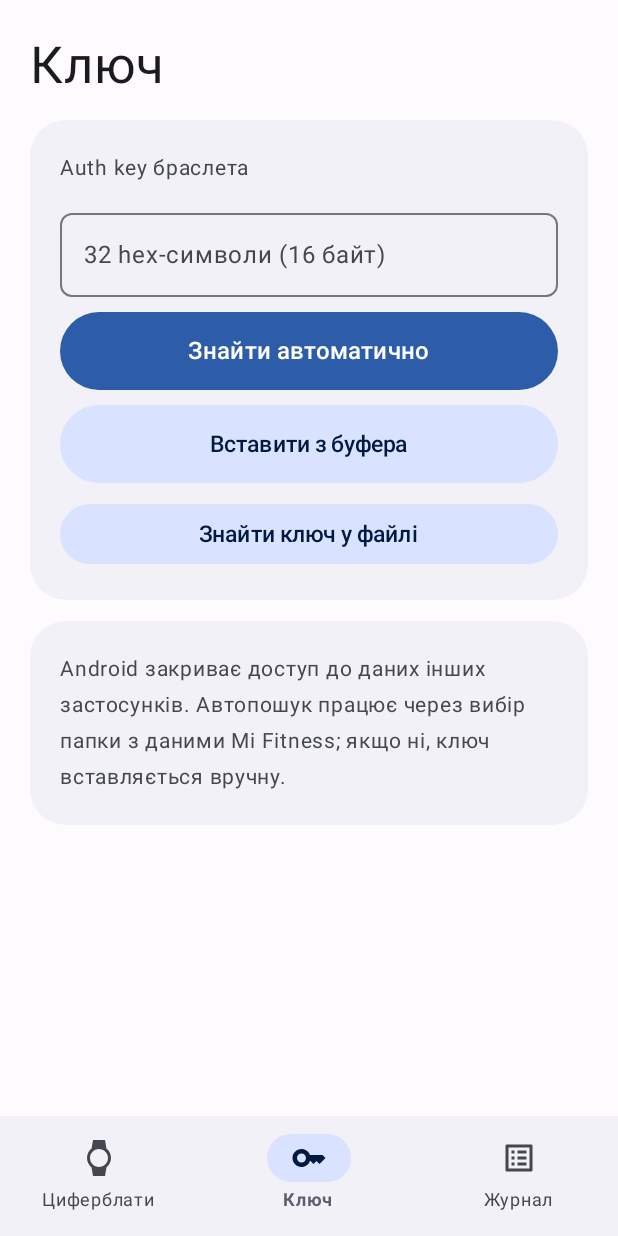
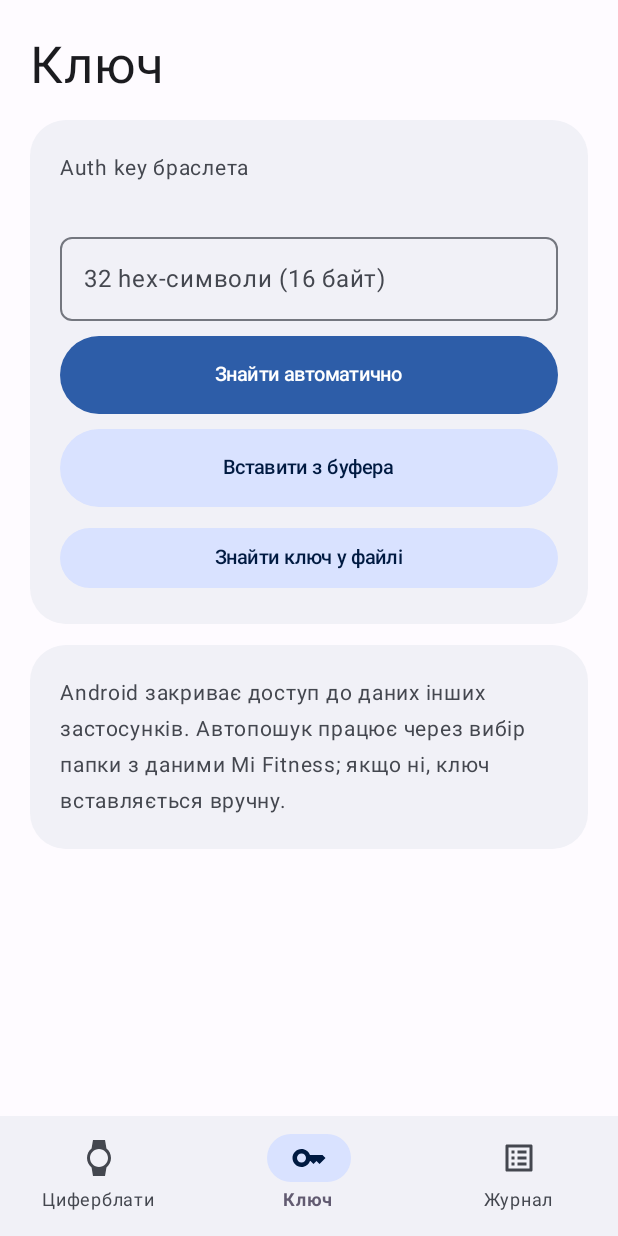
Before and after one commit to hunt2121/iosmiface, an Android app built with Jetpack Compose: the screen it shows after launch (MainActivity), item 2 of the bottom bar chosen, on a phone screen of 412 x 824 dp. Run offline under Robolectric (Android 15) with nearby library versions, the phone set to English and light mode, and no system bars.

Commit message:
Android: відступи підписів, шрифти кнопок, назва браслета в один рядок
Co-Authored-By: Claude Sonnet 5.5 <noreply@anthropic.com>
Claude-Session: https://claude.ai/code/session_01WysSwiNnPXkBgFifEqasra

```diff
--- a/android/app/src/main/kotlin/com/bandface/app/MainActivity.kt
+++ b/android/app/src/main/kotlin/com/bandface/app/MainActivity.kt
@@ -14,6 +14,7 @@ import androidx.compose.foundation.background
 import androidx.compose.foundation.border
 import androidx.compose.foundation.isSystemInDarkTheme
 import androidx.compose.foundation.layout.Arrangement
+import androidx.compose.foundation.layout.PaddingValues
 import androidx.compose.foundation.layout.Box
 import androidx.compose.foundation.layout.Column
 import androidx.compose.foundation.layout.Row
@@ -37,6 +38,9 @@ import androidx.compose.material.icons.filled.ListAlt
 import androidx.compose.material.icons.filled.Watch
 import androidx.compose.material3.Icon
 import androidx.compose.material3.Button
+import androidx.compose.material3.LocalMinimumInteractiveComponentSize
+import androidx.compose.runtime.CompositionLocalProvider
+import androidx.compose.ui.unit.Dp
 import androidx.compose.material3.ButtonDefaults
 import androidx.compose.material3.ColorScheme
 import androidx.compose.material3.FilledTonalButton
@@ -158,17 +162,17 @@ private fun SectionCard(title: String, content: @Composable () -> Unit) {
 @Composable
 private fun Tonal(text: String, enabled: Boolean = true, color: Color? = null, modifier: Modifier = Modifier, onClick: () -> Unit) {
     FilledTonalButton(
-        onClick, modifier, enabled = enabled,
+        onClick, modifier, enabled = enabled, contentPadding = PaddingValues(horizontal = 12.dp, vertical = 8.dp),
         colors = ButtonDefaults.filledTonalButtonColors(
             containerColor = MaterialTheme.colorScheme.secondaryContainer,
             contentColor = color ?: MaterialTheme.colorScheme.onSecondaryContainer,
         ),
-    ) { Text(text, fontWeight = FontWeight.Medium, fontSize = 15.sp) }
+    ) { Text(text, fontWeight = FontWeight.Medium, fontSize = 13.sp, maxLines = 1) }
 }
 
 @Composable
 private fun Primary(text: String, enabled: Boolean = true, modifier: Modifier = Modifier, onClick: () -> Unit) {
-    Button(onClick, modifier.height(48.dp), enabled = enabled) { Text(text, fontWeight = FontWeight.Medium, fontSize = 16.sp) }
+    Button(onClick, modifier.height(48.dp), enabled = enabled, contentPadding = PaddingValues(horizontal = 12.dp)) { Text(text, fontWeight = FontWeight.Medium, fontSize = 13.sp, maxLines = 1) }
 }
 
 @Composable
@@ -189,7 +193,7 @@ fun FacesTab(vm: MainViewModel) {
             if (name != null) {
                 Row(verticalAlignment = Alignment.CenterVertically) {
                     Column(Modifier.weight(1f)) {
-                        Text(name, fontSize = 20.sp)
+                        Text(name, fontSize = 17.sp, maxLines = 1)
                         Row(verticalAlignment = Alignment.CenterVertically) {
                             Box(Modifier.size(9.dp).clip(CircleShape).background(Green))
                             Text("  " + stringResource(R.string.connected, "").trimEnd(' ', ':').trim(), color = Green, fontSize = 14.sp)
@@ -266,6 +270,7 @@ fun KeyTab(vm: MainViewModel) {
 
     Column(Modifier.fillMaxSize().verticalScroll(rememberScrollState()), verticalArrangement = Arrangement.spacedBy(Dim.cardGap)) {
         SectionCard(stringResource(R.string.key_title)) {
+            Spacer(Modifier.height(6.dp))
             OutlinedTextField(
                 text, { text = it; vm.saveKey(it) }, Modifier.fillMaxWidth(),
                 label = { Text(stringResource(R.string.key_hint)) }, singleLine = true,
@@ -283,13 +288,16 @@ fun KeyTab(vm: MainViewModel) {
     }
 }
 
+@OptIn(androidx.compose.material3.ExperimentalMaterial3Api::class)
 @Composable
 fun LogTab(vm: MainViewModel) {
     Column(Modifier.fillMaxSize(), verticalArrangement = Arrangement.spacedBy(Dim.cardGap)) {
         SectionCard(stringResource(R.string.activity)) {
-            Row(verticalAlignment = Alignment.CenterVertically) {
+            Row(Modifier.padding(top = 0.dp), verticalAlignment = Alignment.CenterVertically) {
                 Text(stringResource(R.string.dev_mode), Modifier.weight(1f), fontSize = 17.sp)
-                Switch(vm.devMode, { vm.setDev(it) })
+                CompositionLocalProvider(LocalMinimumInteractiveComponentSize provides Dp.Unspecified) {
+                    Switch(vm.devMode, { vm.setDev(it) })
+                }
             }
             Row(horizontalArrangement = Arrangement.spacedBy(10.dp)) {
                 Tonal(stringResource(R.string.copy), modifier = Modifier.weight(1f)) { vm.copyLog() }
```
